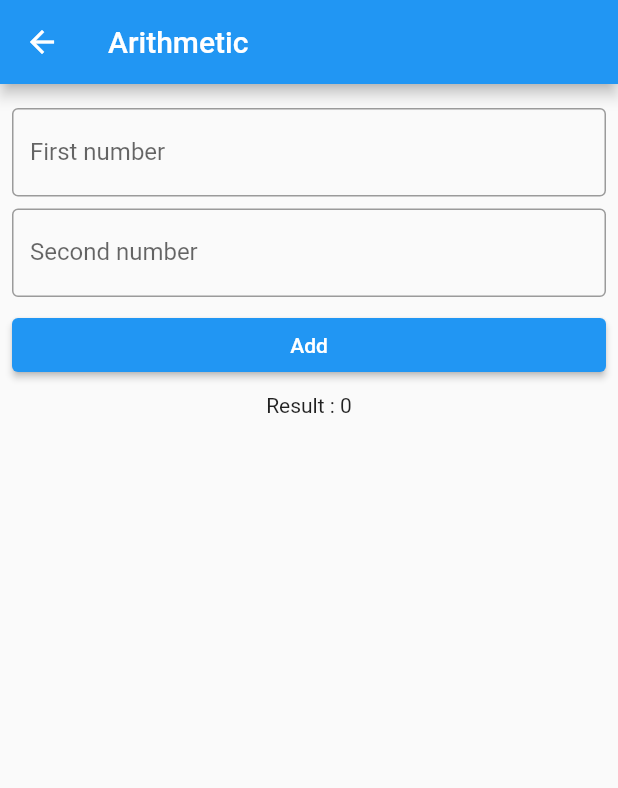
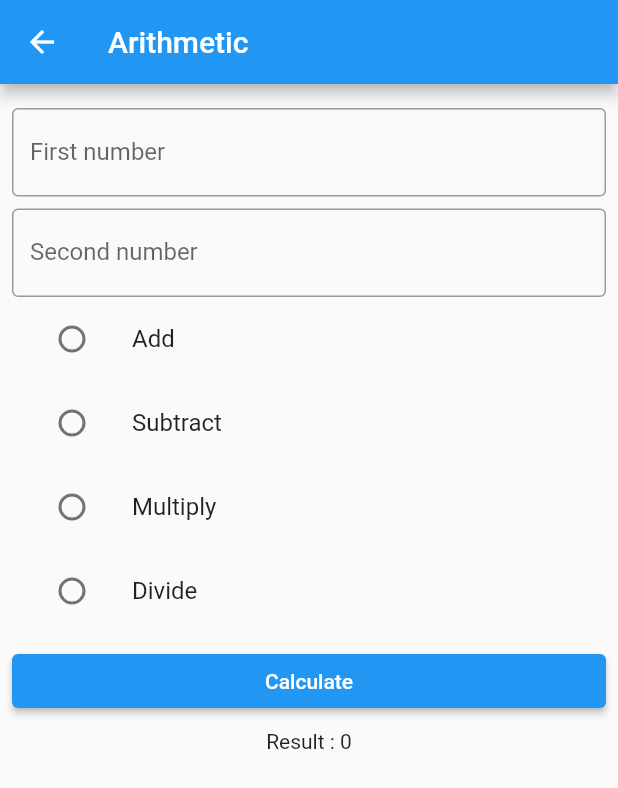
Before and after one commit to rijwolshakya09/simple-interest, a Flutter app: the MyScreen screen opened by its route, on a phone screen of 412 x 824 dp. Shown: the top 788 px of the screen. Run offline on Flutter 3.47's test engine with Material 2 defaults, Android fonts, the phone set to English and light mode, and no system bars.

Commit message:
Arthimetic Done

```diff
--- /dev/null
+++ b/app/lib/arithmeticfunction.dart
@@ -0,0 +1,21 @@
+class ArithmeticFunction {
+  int? first;
+  int? second;
+  ArithmeticFunction(this.first, this.second);
+
+  int add() {
+    return first! + second!;
+  }
+
+  int subtract() {
+    return first! - second!;
+  }
+
+  int multiply() {
+    return first! * second!;
+  }
+
+  int divide() {
+    return first! ~/ second!;
+  }
+}
--- a/app/lib/add_number.dart
+++ b/app/lib/arithmeticmain.dart
@@ -1,3 +1,4 @@
+import 'package:app/arithmeticfunction.dart';
 import 'package:flutter/material.dart';
 
 class MyScreen extends StatefulWidget {
@@ -13,7 +14,31 @@ class _MyScreenState extends State<MyScreen> {
   final _firstController = TextEditingController();
   final _secondController = TextEditingController();
 
+  String? group = 'myGroup';
   int result = 0;
+
+  _calculate() {
+    ArithmeticFunction arithmeticfunction = ArithmeticFunction(
+        int.parse(_firstController.text), int.parse(_secondController.text));
+
+    if (group == 'add') {
+      setState(() {
+        result = arithmeticfunction.add();
+      });
+    } else if (group == 'subtract') {
+      setState(() {
+        result = arithmeticfunction.subtract();
+      });
+    } else if (group == 'multiply') {
+      setState(() {
+        result = arithmeticfunction.multiply();
+      });
+    } else if (group == 'divide') {
+      setState(() {
+        result = arithmeticfunction.divide();
+      });
+    }
+  }
 
   @override
   Widget build(BuildContext context) {
@@ -65,20 +90,70 @@ class _MyScreenState extends State<MyScreen> {
                   return null;
                 },
               ),
+              ListTile(
+                title: const Text('Add'),
+                leading: Radio(
+                  value: 'add',
+                  groupValue: group,
+                  onChanged: (String? value) {
+                    setState(() {
+                      group = value;
+                    });
+                  },
+                ),
+              ),
+              ListTile(
+                title: const Text('Subtract'),
+                leading: Radio(
+                  value: 'subtract',
+                  groupValue: group,
+                  onChanged: (String? value) {
+                    setState(() {
+                      group = value;
+                    });
+                  },
+                ),
+              ),
+              ListTile(
+                title: const Text('Multiply'),
+                leading: Radio(
+                  value: 'multiply',
+                  groupValue: group,
+                  onChanged: (String? value) {
+                    setState(() {
+                      group = value;
+                    });
+                  },
+                ),
+              ),
+              ListTile(
+                title: const Text('Divide'),
+                leading: Radio(
+                  value: 'divide',
+                  groupValue: group,
+                  onChanged: (String? value) {
+                    setState(() {
+                      group = value;
+                    });
+                  },
+                ),
+              ),
               const SizedBox(height: 8),
               SizedBox(
                 width: double.infinity,
                 child: ElevatedButton(
                     onPressed: () {
                       if (_globalKey.currentState!.validate()) {
-                        setState(() {
-                          // result = first! + second!;
-                          result = int.parse(_firstController.text) +
-                              int.parse(_secondController.text);
-                        });
+                        // setState(() {
+                        //   result = int.parse(_firstController.text) +
+                        //       int.parse(_secondController.text);
+
+                        // });
+                        _calculate();
+                        Navigator.pushNamed(context, '/output');
                       }
                     },
-                    child: const Text('Add')),
+                    child: const Text('Calculate')),
               ),
               const SizedBox(height: 8),
               Text('Result : $result'),
--- a/app/lib/main.dart
+++ b/app/lib/main.dart
@@ -1,7 +1,8 @@
 import 'package:flutter/material.dart';
 
 import 'dashboard.dart';
-import 'add_number.dart';
+import 'arithmeticmain.dart';
+import 'output.dart';
 import 'simple_interest.dart';
 
 void main() {
@@ -12,7 +13,8 @@ void main() {
       routes: {
         '/': (context) => const Dashboard(),
         '/simple_interest': (context) => const SimpleInterest(),
-        '/add_number': (context) => const MyScreen(),
+        '/arithmeticmain': (context) => const MyScreen(),
+        '/output': (context) => const Output()
       },
     ),
   );
```
Also changed, not shown: app/lib/dashboard.dart (+13 -12 lines), app/lib/output.dart (added, +19 -0 lines).
